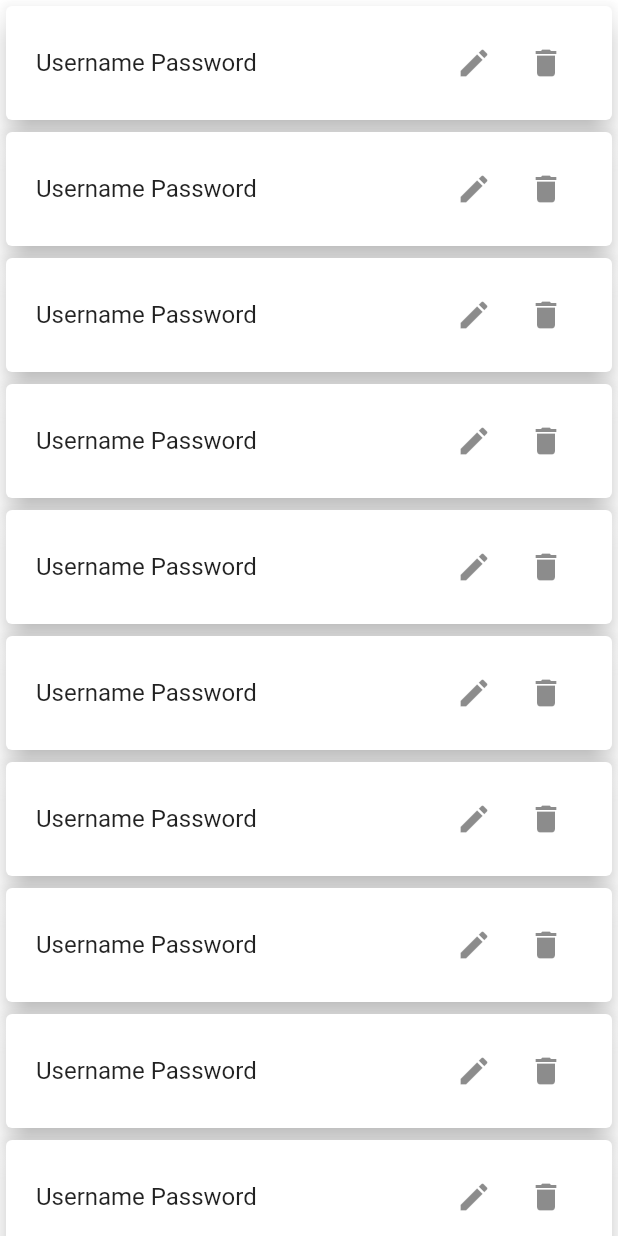
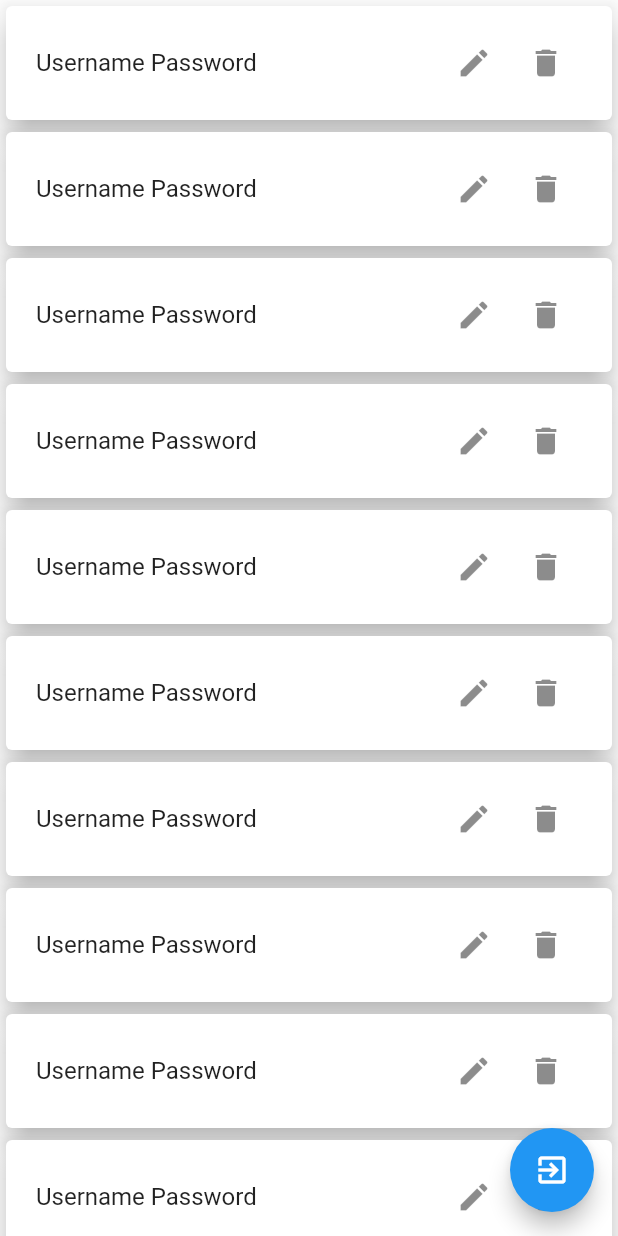
Before and after one commit to TimKaspar/m223-punchclock-frontend, a Flutter app: the UserManagment screen opened by its route, on a phone screen of 412 x 824 dp. Run offline on Flutter 3.47's test engine with Material 2 defaults, Android fonts, the phone set to English and light mode, and no system bars; our stand-ins replace date_time_picker.

Commit message:
added FloatingActionButton to navigate  back from UserManagment => LoginMenu

```diff
--- a/lib/userManagment/user_managment.dart
+++ b/lib/userManagment/user_managment.dart
@@ -4,8 +4,8 @@ import 'package:flutter/material.dart';
 class UserManagment extends StatelessWidget {
   @override
   Widget build(BuildContext context) {
-    return SizedBox(
-      child: ListView.builder(
+    return Scaffold(
+      body: ListView.builder(
         scrollDirection: Axis.vertical,
         itemCount: 20,
         shrinkWrap: true,
@@ -41,6 +41,10 @@ class UserManagment extends StatelessWidget {
           );
         },
       ),
+      floatingActionButton: FloatingActionButton(
+        child: Icon(Icons.exit_to_app),
+        onPressed: () {Navigator.pushNamed(context, 'loginMenu');},
+      ),
     );
   }
 }
```
